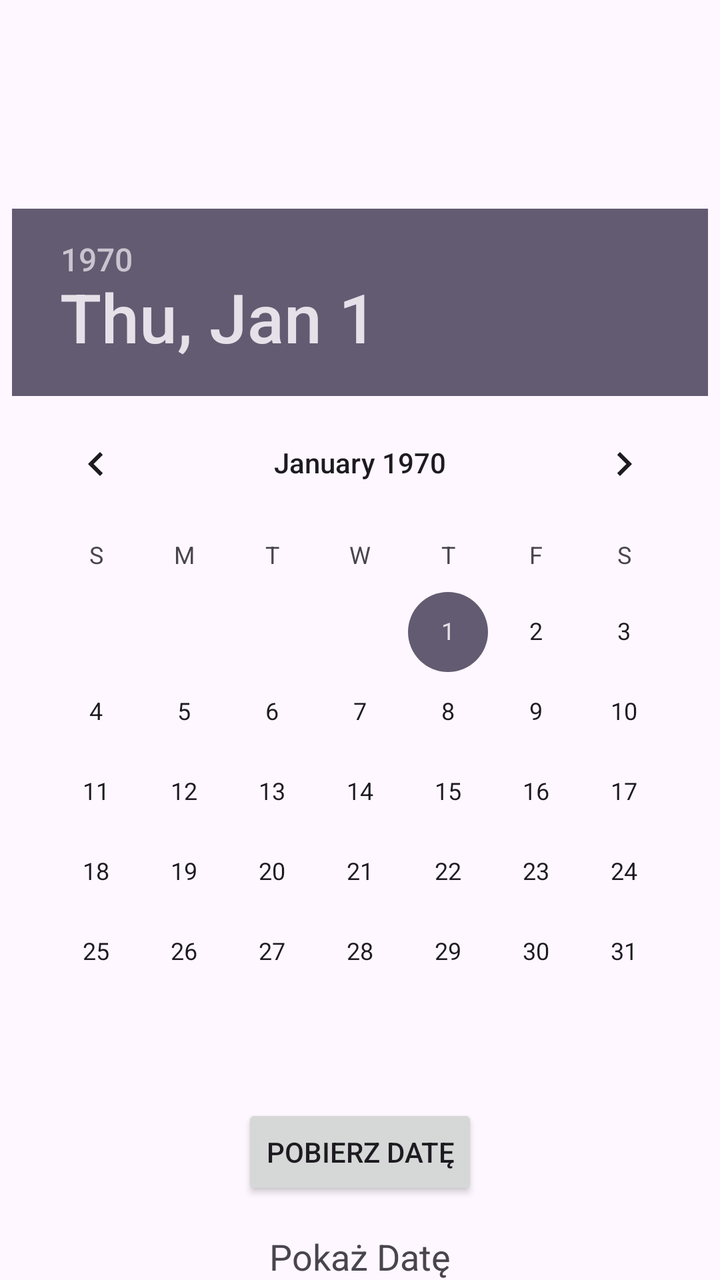
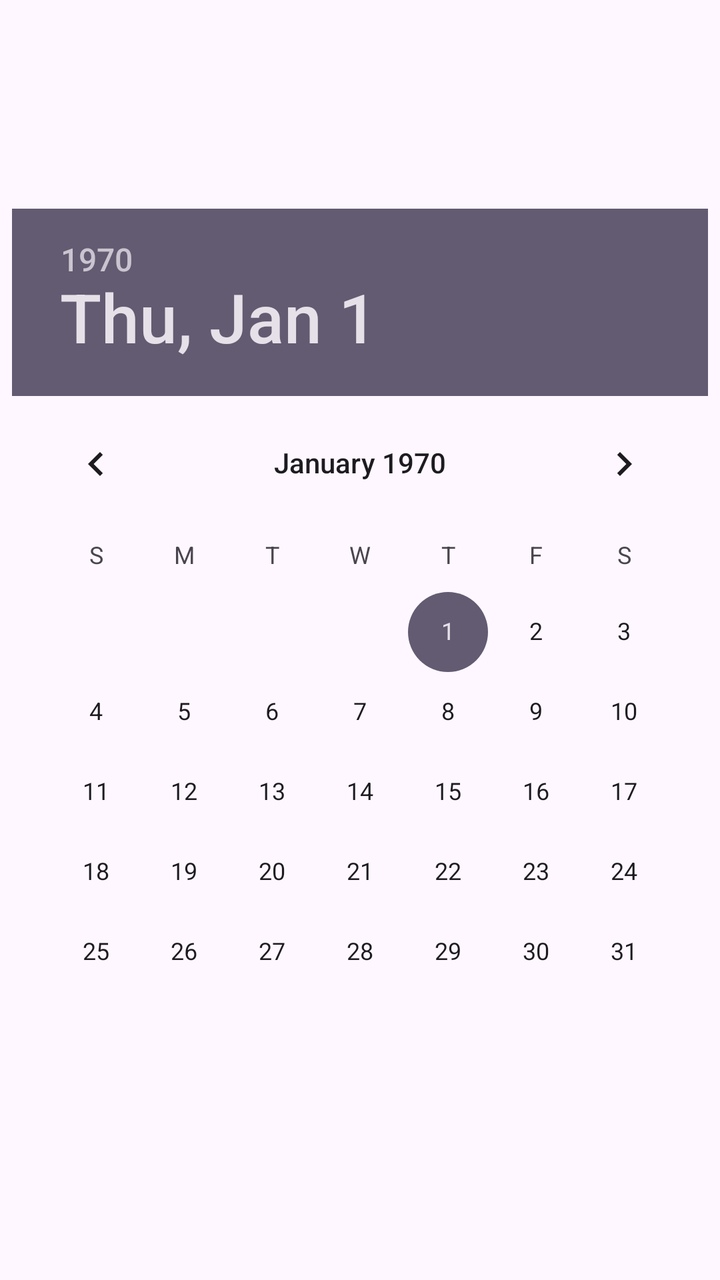

The first picture is an Android layout as it rendered before a commit; the second is the same layout after the commit. The layout source and the unified diff follow.
<!-- AndroidManifest.xml: application theme Theme.CalendarApp -->
<!-- res/layout/activity_main.xml -->
<?xml version="1.0" encoding="utf-8"?>
<androidx.constraintlayout.widget.ConstraintLayout
    xmlns:android="http://schemas.android.com/apk/res/android"
    xmlns:app="http://schemas.android.com/apk/res-auto"
    xmlns:tools="http://schemas.android.com/tools"
    android:id="@+id/main"
    android:layout_width="match_parent"
    android:layout_height="match_parent"
    tools:context=".MainActivity">

    <DatePicker
        android:id="@+id/datePicker"
        android:layout_width="wrap_content"
        android:layout_height="wrap_content"
        android:datePickerMode="calendar"
        app:layout_constraintBottom_toBottomOf="parent"
        app:layout_constraintEnd_toEndOf="parent"
        app:layout_constraintStart_toStartOf="parent"
        app:layout_constraintTop_toTopOf="parent" />

    <Button
        android:id="@+id/button"
        android:layout_width="wrap_content"
        android:layout_height="wrap_content"
        android:text="Pobierz Datę"
        app:layout_constraintTop_toBottomOf="@id/datePicker"
        app:layout_constraintStart_toStartOf="parent"
        app:layout_constraintEnd_toEndOf="parent"
        android:layout_marginTop="16dp" />

    <TextView
        android:id="@+id/textView"
        android:layout_width="wrap_content"
        android:layout_height="wrap_content"
        android:text="Pokaż Datę"
        android:textSize="18sp"
        app:layout_constraintTop_toBottomOf="@id/button"
        app:layout_constraintStart_toStartOf="parent"
        app:layout_constraintEnd_toEndOf="parent"
        android:layout_marginTop="16dp" />

</androidx.constraintlayout.widget.ConstraintLayout>
<!-- resources referenced by this layout -->
<resources>
  <style name="Theme.CalendarApp" parent="Base.Theme.CalendarApp" />
  <style name="Base.Theme.CalendarApp" parent="Theme.Material3.DayNight.NoActionBar">
          
          
      </style>
</resources>

<!-- the commit's change to res/layout/activity_main.xml (unified diff, before → after) -->
@@ -1,6 +1,5 @@
 <?xml version="1.0" encoding="utf-8"?>
-<androidx.constraintlayout.widget.ConstraintLayout
-    xmlns:android="http://schemas.android.com/apk/res/android"
+<androidx.constraintlayout.widget.ConstraintLayout xmlns:android="http://schemas.android.com/apk/res/android"
     xmlns:app="http://schemas.android.com/apk/res-auto"
     xmlns:tools="http://schemas.android.com/tools"
     android:id="@+id/main"
@@ -22,21 +21,27 @@
         android:id="@+id/button"
         android:layout_width="wrap_content"
         android:layout_height="wrap_content"
+        android:layout_marginTop="87dp"
+        android:layout_marginBottom="596dp"
         android:text="Pobierz Datę"
-        app:layout_constraintTop_toBottomOf="@id/datePicker"
+        app:layout_constraintBottom_toBottomOf="parent"
+        app:layout_constraintEnd_toEndOf="parent"
+        app:layout_constraintHorizontal_bias="0.893"
         app:layout_constraintStart_toStartOf="parent"
-        app:layout_constraintEnd_toEndOf="parent"
-        android:layout_marginTop="16dp" />
+        app:layout_constraintTop_toTopOf="parent" />
 
     <TextView
         android:id="@+id/textView"
         android:layout_width="wrap_content"
         android:layout_height="wrap_content"
+        android:layout_marginTop="51dp"
+        android:layout_marginBottom="656dp"
         android:text="Pokaż Datę"
         android:textSize="18sp"
-        app:layout_constraintTop_toBottomOf="@id/button"
+        app:layout_constraintBottom_toBottomOf="parent"
+        app:layout_constraintEnd_toEndOf="parent"
+        app:layout_constraintHorizontal_bias="0.784"
         app:layout_constraintStart_toStartOf="parent"
-        app:layout_constraintEnd_toEndOf="parent"
-        android:layout_marginTop="16dp" />
+        app:layout_constraintTop_toTopOf="parent" />
 
 </androidx.constraintlayout.widget.ConstraintLayout>
